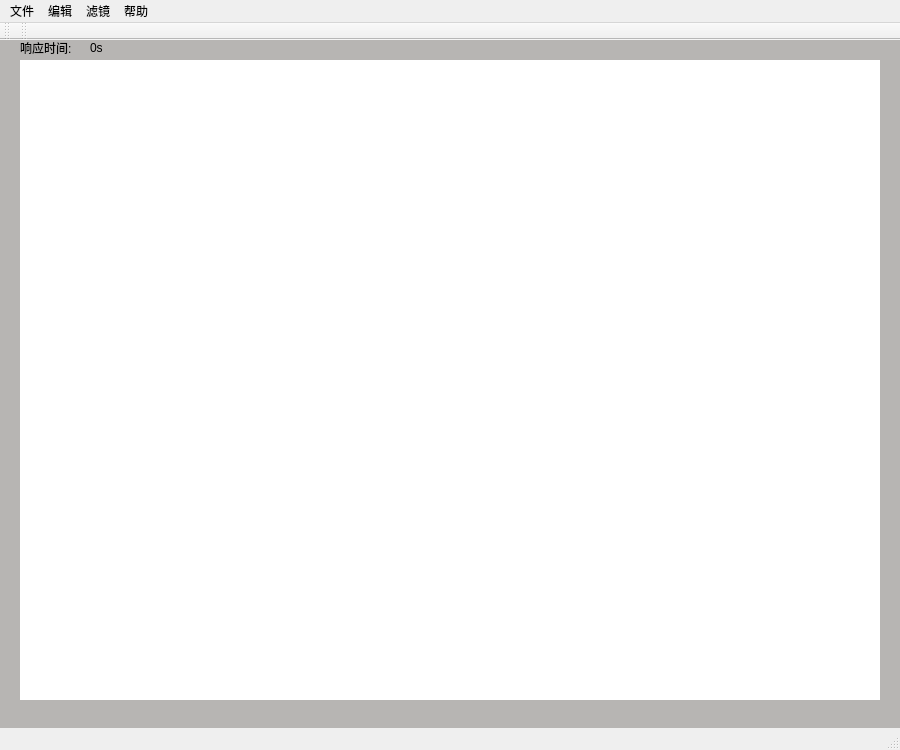
vitalight/Visionary, file mainwindow.ui: the form before one commit.
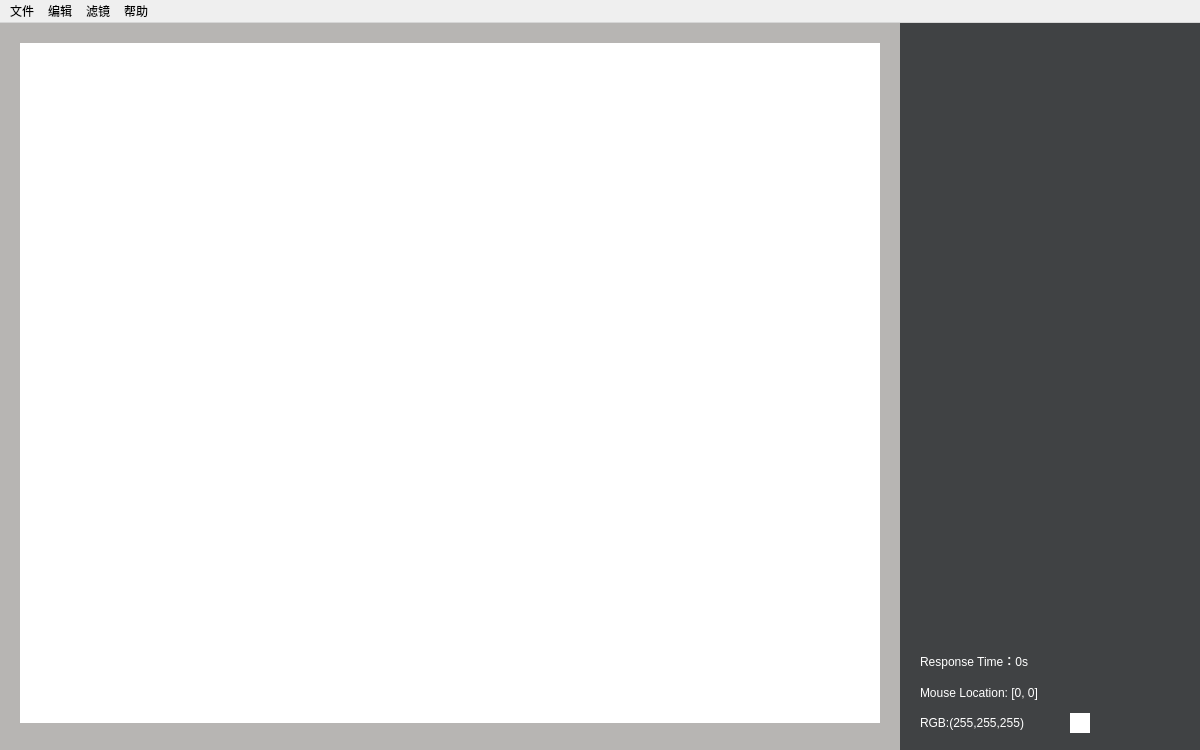
The form after the commit.

```diff
--- a/mainwindow.ui
+++ b/mainwindow.ui
@@ -6,7 +6,7 @@
    <rect>
     <x>0</x>
     <y>0</y>
-    <width>900</width>
+    <width>1200</width>
     <height>750</height>
    </rect>
   </property>
@@ -29,7 +29,7 @@
       <x>20</x>
       <y>20</y>
       <width>860</width>
-      <height>640</height>
+      <height>680</height>
      </rect>
     </property>
     <property name="styleSheet">
@@ -46,7 +46,7 @@
       <x>0</x>
       <y>0</y>
       <width>900</width>
-      <height>691</height>
+      <height>731</height>
      </rect>
     </property>
     <property name="minimumSize">
@@ -62,30 +62,85 @@
      <string/>
     </property>
    </widget>
-   <widget class="QLabel" name="responseTimeText">
-    <property name="geometry">
-     <rect>
-      <x>20</x>
-      <y>0</y>
-      <width>72</width>
-      <height>15</height>
-     </rect>
-    </property>
-    <property name="text">
-     <string>响应时间:</string>
-    </property>
-   </widget>
    <widget class="QLabel" name="responseTime">
     <property name="geometry">
      <rect>
-      <x>90</x>
+      <x>920</x>
+      <y>630</y>
+      <width>171</width>
+      <height>16</height>
+     </rect>
+    </property>
+    <property name="styleSheet">
+     <string notr="true">color: rgb(255, 255, 255);</string>
+    </property>
+    <property name="text">
+     <string>Response Time：0s</string>
+    </property>
+   </widget>
+   <widget class="QLabel" name="rightPanel">
+    <property name="geometry">
+     <rect>
+      <x>900</x>
       <y>0</y>
-      <width>72</width>
-      <height>15</height>
+      <width>301</width>
+      <height>731</height>
      </rect>
     </property>
+    <property name="styleSheet">
+     <string notr="true">background-color: rgb(64, 66, 68);
+color: rgb(255, 255, 255);</string>
+    </property>
     <property name="text">
-     <string>0s</string>
+     <string/>
+    </property>
+   </widget>
+   <widget class="QLabel" name="mouseLocation">
+    <property name="geometry">
+     <rect>
+      <x>920</x>
+      <y>660</y>
+      <width>251</width>
+      <height>20</height>
+     </rect>
+    </property>
+    <property name="styleSheet">
+     <string notr="true">color: rgb(255, 255, 255);</string>
+    </property>
+    <property name="text">
+     <string>Mouse Location: [0, 0]</string>
+    </property>
+   </widget>
+   <widget class="QLabel" name="colorBar">
+    <property name="geometry">
+     <rect>
+      <x>1070</x>
+      <y>690</y>
+      <width>20</width>
+      <height>20</height>
+     </rect>
+    </property>
+    <property name="styleSheet">
+     <string notr="true">background-color: rgb(255, 255, 255);</string>
+    </property>
+    <property name="text">
+     <string/>
+    </property>
+   </widget>
+   <widget class="QLabel" name="mouseColor">
+    <property name="geometry">
+     <rect>
+      <x>920</x>
+      <y>690</y>
+      <width>151</width>
+      <height>20</height>
+     </rect>
+    </property>
+    <property name="styleSheet">
+     <string notr="true">color: rgb(255, 255, 255);</string>
+    </property>
+    <property name="text">
+     <string>RGB:(255,255,255)</string>
     </property>
    </widget>
    <zorder>bg_color</zorder>
@@ -98,7 +153,7 @@
     <rect>
      <x>0</x>
      <y>0</y>
-     <width>900</width>
+     <width>1200</width>
      <height>26</height>
     </rect>
    </property>
@@ -195,26 +250,6 @@
    <addaction name="menuFilter"/>
    <addaction name="menuHelp"/>
   </widget>
-  <widget class="QToolBar" name="mainToolBar">
-   <attribute name="toolBarArea">
-    <enum>TopToolBarArea</enum>
-   </attribute>
-   <attribute name="toolBarBreak">
-    <bool>false</bool>
-   </attribute>
-  </widget>
-  <widget class="QStatusBar" name="statusBar"/>
-  <widget class="QToolBar" name="toolBar">
-   <property name="windowTitle">
-    <string>toolBar</string>
-   </property>
-   <attribute name="toolBarArea">
-    <enum>TopToolBarArea</enum>
-   </attribute>
-   <attribute name="toolBarBreak">
-    <bool>false</bool>
-   </attribute>
-  </widget>
   <action name="actionNew">
    <property name="text">
     <string>新建(&amp;N)</string>
```
Left out of the diff: 41 changed lines with no effect on the pictures.
